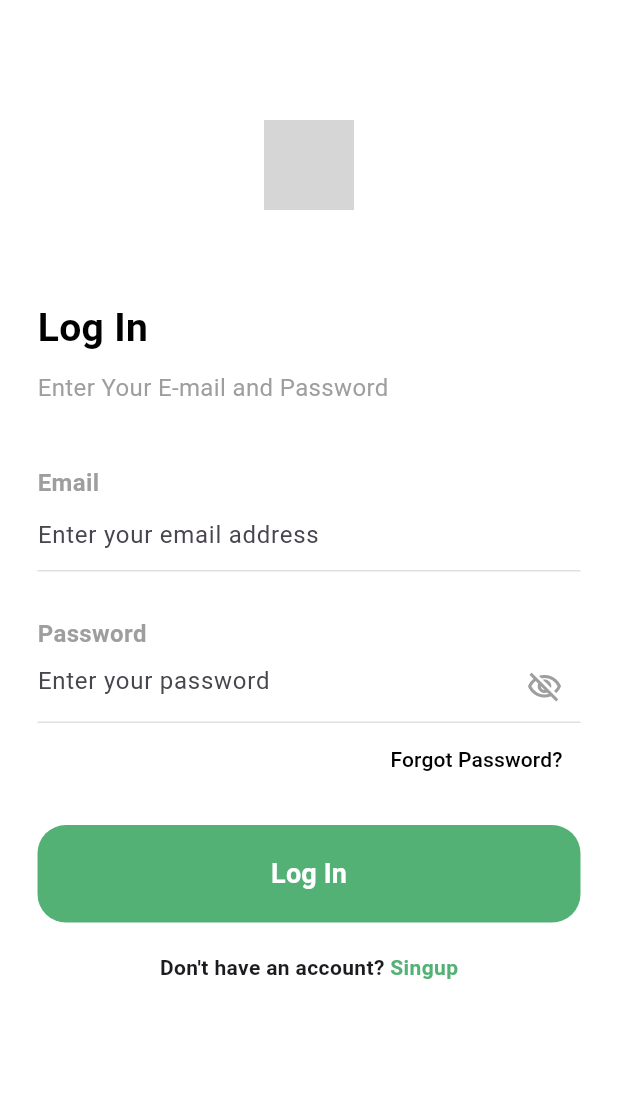
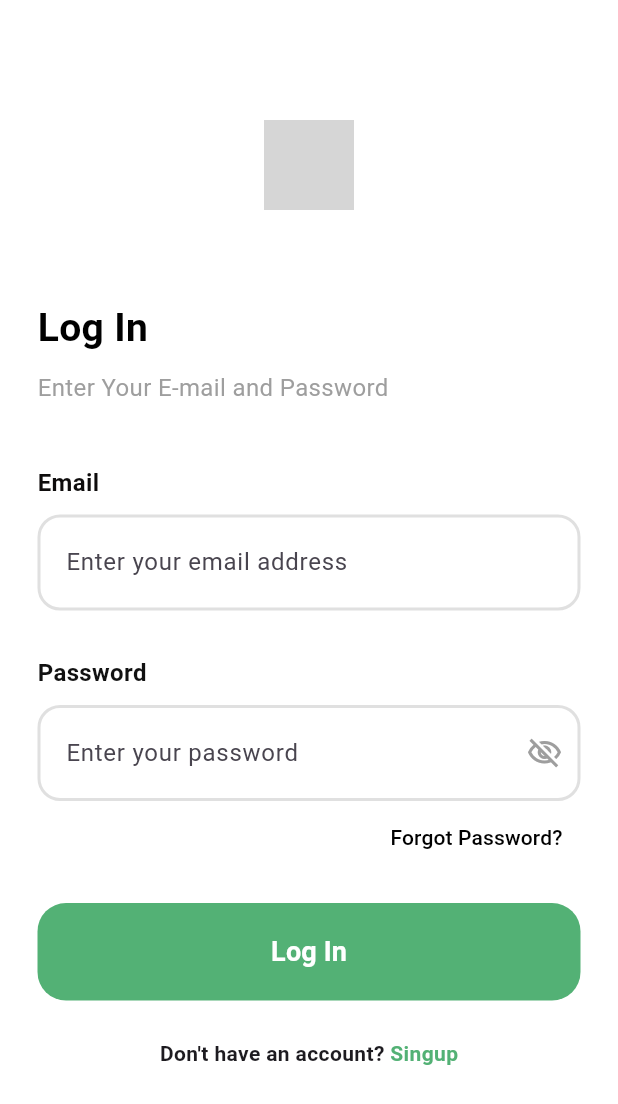
Before and after one commit to supunpriyanath333/Game_Kade-Online-Grocerry-App, a Flutter app: the screen it shows after launch, after a tap on "Get Started", on a phone screen of 412 x 824 dp. Shown: the top 1104 px of the screen. Run offline on Flutter 3.47's test engine with Material 3 defaults, Android fonts, the phone set to English and light mode, and no system bars; network calls fail; grey boxes are pictures that could not be loaded.

Commit message:
updated login screen

```diff
--- a/lib/screens/login_screen.dart
+++ b/lib/screens/login_screen.dart
@@ -17,7 +17,7 @@ class LoginScreen extends StatelessWidget {
               // 1. Carrot Logo
               Center(
                 child: Image.network(
-                  'https://cdn-icons-png.flaticon.com/512/2347/2347031.png', // Use your assets/images/orange_carrot.png
+                  'https://cdn-icons-png.flaticon.com/512/2347/2347031.png',
                   height: 60,
                 ),
               ),
@@ -45,13 +45,23 @@ class LoginScreen extends StatelessWidget {
               // 3. Email Field
               const Text(
                 "Email",
-                style: TextStyle(fontSize: 16, fontWeight: FontWeight.w600, color: Colors.grey),
+                style: TextStyle(fontSize: 16, fontWeight: FontWeight.w600, color: Color.fromARGB(255, 14, 12, 12)),
               ),
+              const SizedBox(height: 10),
               const TextField(
                 decoration: InputDecoration(
                   hintText: "Enter your email address",
-                  enabledBorder: UnderlineInputBorder(borderSide: BorderSide(color: Colors.black12)),
-                  focusedBorder: UnderlineInputBorder(borderSide: BorderSide(color: Color(0xFF53B175))),
+                  contentPadding: EdgeInsets.symmetric(vertical: 20, horizontal: 15),
+                  // Full Border when not active
+                  enabledBorder: OutlineInputBorder(
+                    borderRadius: BorderRadius.all(Radius.circular(15)),
+                    borderSide: BorderSide(color: Colors.black12, width: 2.0),
+                  ),
+                  // Full Border when typing
+                  focusedBorder: OutlineInputBorder(
+                    borderRadius: BorderRadius.all(Radius.circular(15)),
+                    borderSide: BorderSide(color: Color(0xFF53B175), width: 2.5),
+                  ),
                 ),
               ),
               const SizedBox(height: 30),
@@ -59,15 +69,25 @@ class LoginScreen extends StatelessWidget {
               // 4. Password Field
               const Text(
                 "Password",
-                style: TextStyle(fontSize: 16, fontWeight: FontWeight.w600, color: Colors.grey),
+                style: TextStyle(fontSize: 16, fontWeight: FontWeight.w600, color: Color.fromARGB(255, 17, 17, 17)),
               ),
+              const SizedBox(height: 10),
               const TextField(
                 obscureText: true,
                 decoration: InputDecoration(
                   hintText: "Enter your password",
                   suffixIcon: Icon(Icons.visibility_off_outlined, color: Colors.grey),
-                  enabledBorder: UnderlineInputBorder(borderSide: BorderSide(color: Colors.black12)),
-                  focusedBorder: UnderlineInputBorder(borderSide: BorderSide(color: Color(0xFF53B175))),
+                  contentPadding: EdgeInsets.symmetric(vertical: 20, horizontal: 15),
+                  // Full Border when not active
+                  enabledBorder: OutlineInputBorder(
+                    borderRadius: BorderRadius.all(Radius.circular(15)),
+                    borderSide: BorderSide(color: Colors.black12, width: 2.0),
+                  ),
+                  // Full Border when typing
+                  focusedBorder: OutlineInputBorder(
+                    borderRadius: BorderRadius.all(Radius.circular(15)),
+                    borderSide: BorderSide(color: Color(0xFF53B175), width: 2.5),
+                  ),
                 ),
               ),
 
@@ -90,7 +110,7 @@ class LoginScreen extends StatelessWidget {
                 height: 65,
                 child: ElevatedButton(
                   onPressed: () {
-                    // Handle login logic
+                    // Navigate to Home Screen
                   },
                   style: ElevatedButton.styleFrom(
                     backgroundColor: const Color(0xFF53B175),
@@ -105,7 +125,7 @@ class LoginScreen extends StatelessWidget {
                   ),
                 ),
               ),
-              const SizedBox(height: 20),
+              const SizedBox(height: 25),
 
               // 7. Signup Link
               Row(
@@ -115,12 +135,13 @@ class LoginScreen extends StatelessWidget {
                   GestureDetector(
                     onTap: () {},
                     child: const Text(
-                      "Singup", // Kept the typo "Singup" from your UI image
-                      style: TextStyle(color: Color(0xFF53B175), fontWeight: FontWeight.w600),
+                      "Singup",
+                      style: TextStyle(color: Color(0xFF53B175), fontWeight: FontWeight.bold),
                     ),
                   ),
                 ],
               ),
+              const SizedBox(height: 20),
             ],
           ),
         ),
```
